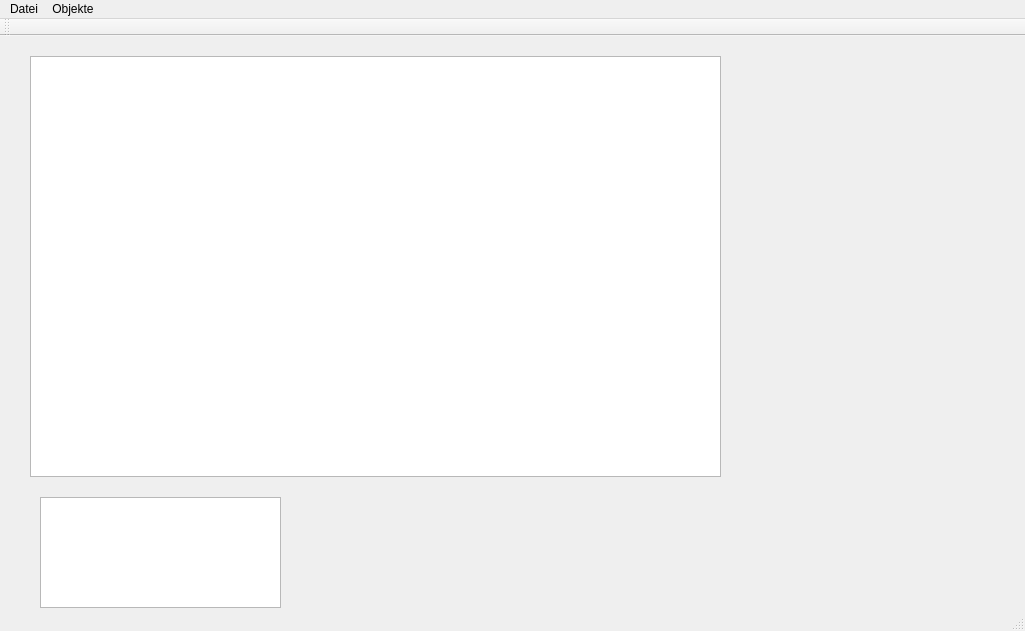
Old version of the form config-tool/mainwindow.ui in the repository carstenbru/fpga-log.
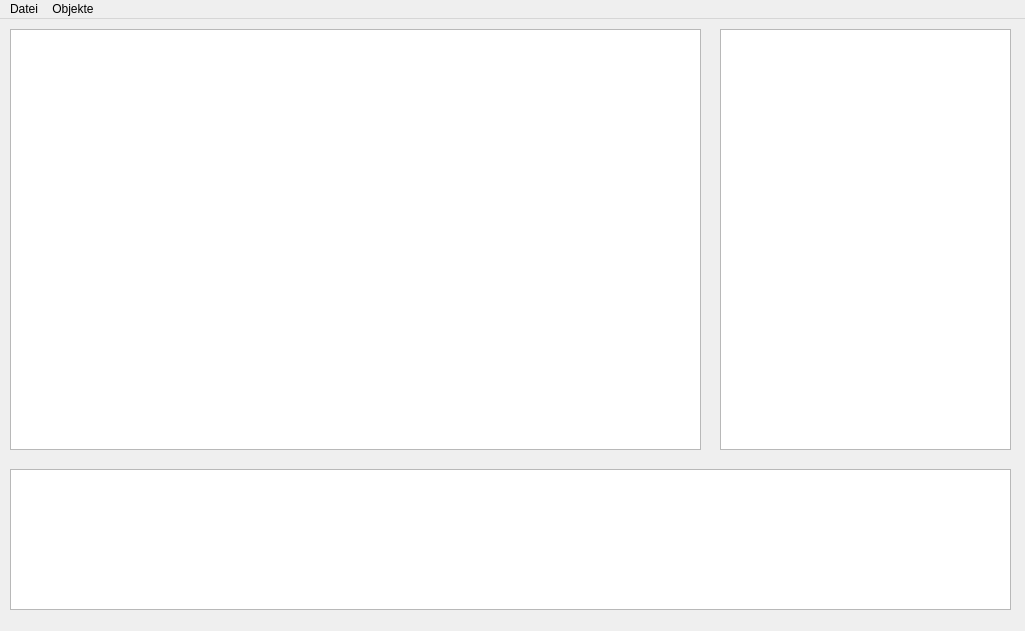
New version of the form. Icons and pictures are not drawn.

Commit message: config-tool: other objects (not in datastreams), config requests, output on internal console

Diff of the .ui file:
```diff
--- a/config-tool/mainwindow.ui
+++ b/config-tool/mainwindow.ui
@@ -17,8 +17,8 @@
    <widget class="QGraphicsView" name="graphicsView">
     <property name="geometry">
      <rect>
-      <x>30</x>
-      <y>20</y>
+      <x>10</x>
+      <y>10</y>
       <width>691</width>
       <height>421</height>
      </rect>
@@ -27,10 +27,20 @@
    <widget class="QTextBrowser" name="textBrowser">
     <property name="geometry">
      <rect>
-      <x>40</x>
-      <y>461</y>
-      <width>241</width>
-      <height>111</height>
+      <x>10</x>
+      <y>450</y>
+      <width>1001</width>
+      <height>141</height>
+     </rect>
+    </property>
+   </widget>
+   <widget class="QListView" name="listView">
+    <property name="geometry">
+     <rect>
+      <x>720</x>
+      <y>10</y>
+      <width>291</width>
+      <height>421</height>
      </rect>
     </property>
    </widget>
@@ -65,15 +75,6 @@
    <addaction name="menuFile"/>
    <addaction name="menuObjects"/>
   </widget>
-  <widget class="QToolBar" name="mainToolBar">
-   <attribute name="toolBarArea">
-    <enum>TopToolBarArea</enum>
-   </attribute>
-   <attribute name="toolBarBreak">
-    <bool>false</bool>
-   </attribute>
-  </widget>
-  <widget class="QStatusBar" name="statusBar"/>
   <action name="actionClose">
    <property name="icon">
     <iconset theme="application-exit">
```
Left out of the diff: 2 changed lines with no effect on the pictures. The commit also changes 17 other files.
